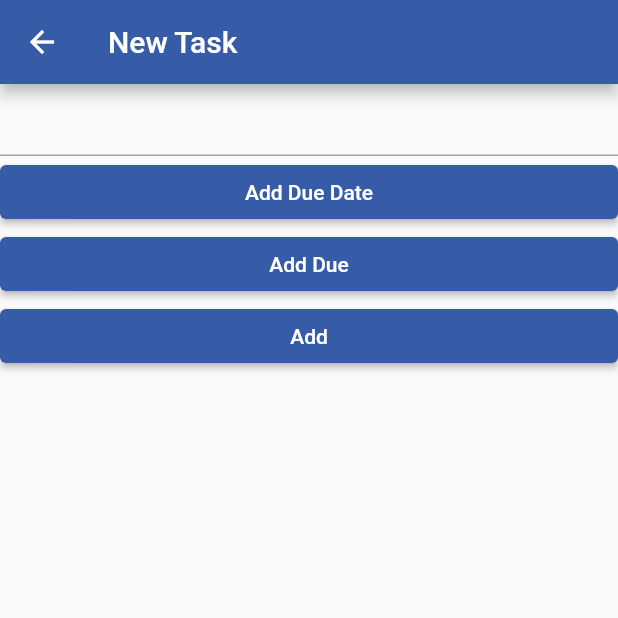
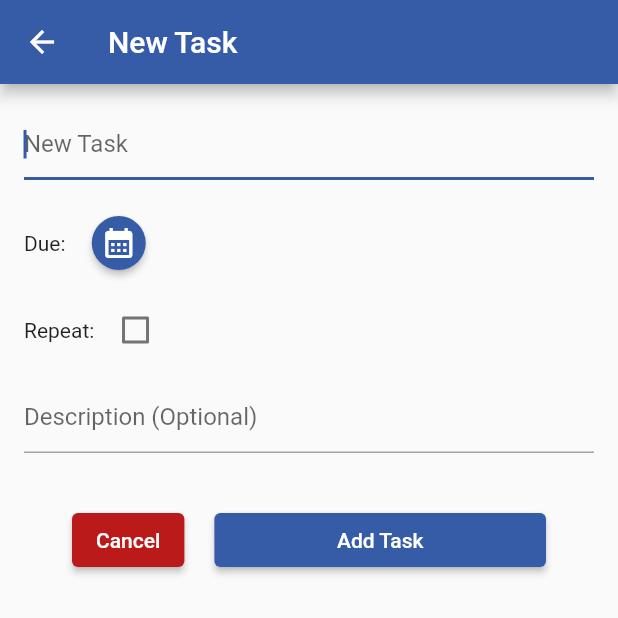
Before and after one commit to qzakwani/todoem_android, a Flutter app: the AddTask screen opened directly, on a phone screen of 412 x 824 dp, the top half of it. Run offline on Flutter 3.47's test engine with Material 2 defaults, Android fonts, the phone set to English and light mode, and no system bars; our stand-ins replace bloc, equatable, firebase_auth, firebase_core, flutter_bloc, gap and 2 more; accounts and stored records are empty.

Commit message:
Done formating new task

```diff
--- a/lib/features/todo/pages/add_task.dart
+++ b/lib/features/todo/pages/add_task.dart
@@ -1,7 +1,8 @@
-// ignore_for_file: unused_element
+// ignore_for_file: unused_element, depend_on_referenced_packages
 
 import 'package:flutter/material.dart';
-import 'package:flutter_datetime_picker/flutter_datetime_picker.dart';
+import 'package:todoem/core/layout.dart';
+import 'package:intl/intl.dart' show DateFormat;
 
 class AddTask extends StatelessWidget {
   const AddTask({super.key});
@@ -10,7 +11,10 @@ class AddTask extends StatelessWidget {
   Widget build(BuildContext context) {
     return SafeArea(
       child: Scaffold(
-        appBar: AppBar(title: const Text('New Task')),
+        appBar: AppBar(
+          title: const Text('New Task'),
+          actions: [TextButton(onPressed: () {}, child: const Text('Done'))],
+        ),
         body: const _TaskForm(),
       ),
     );
@@ -26,14 +30,37 @@ class _TaskForm extends StatefulWidget {
 
 class _TaskFormState extends State<_TaskForm> {
   final _formKey = GlobalKey<FormState>();
+  DateTime? due;
+  TextDirection? txtDir;
+  TextDirection? txtDirDes;
+  bool isRepeat = false;
+  String repeatTime = 'daily';
+
+  TextDirection _changeDir(String value) =>
+      RegExp(r'[\u0600-\u06FF]', unicode: true).hasMatch(value)
+          ? TextDirection.rtl
+          : TextDirection.ltr;
 
   @override
   Widget build(BuildContext context) {
-    return Form(
+    return Padding(
+      padding: const EdgeInsets.all(16.0),
+      child: Form(
           key: _formKey,
           child: ListView(
             children: [
               TextFormField(
+                onChanged: (value) {
+                  if (_changeDir(value) != txtDir) {
+                    setState(() {
+                      txtDir = _changeDir(value);
+                    });
+                  }
+                },
+                textDirection: txtDir,
+                decoration: const InputDecoration(hintText: 'New Task'),
+                autofocus: true,
+                maxLines: null,
                 validator: (value) {
                   if (value == null || value.isEmpty) {
                     return 'Please enter your task!';
@@ -41,25 +68,134 @@ class _TaskFormState extends State<_TaskForm> {
                   return null;
                 },
               ),
+              Layout.gap(18.0),
+              Row(
+                children: [
+                  const Text('Due: '),
+                  Visibility(
+                      visible: due != null,
+                      child: Row(
+                        children: [
+                          Text(due != null ? due!.formatIt : ''),
                           ElevatedButton(
-                onPressed: (() {
-                  DatePicker.showDateTimePicker(context,
-                      showTitleActions: true,
-                      minTime: DateTime.now(),
-                      currentTime: DateTime.now(),
-                      onConfirm: (time) => print(time));
-                }),
-                child: const Text('Add Due Date')),
+                              style: ElevatedButton.styleFrom(
+                                  shape: const CircleBorder(),
+                                  backgroundColor:
+                                      Theme.of(context).colorScheme.error),
+                              onPressed: () {
+                                setState(() {
+                                  due = null;
+                                });
+                              },
+                              child: Icon(
+                                Icons.close,
+                                color: Theme.of(context).colorScheme.onError,
+                              ))
+                        ],
+                      )),
                   ElevatedButton(
-                onPressed: () async {
-                  print(await showDatePicker(
+                      style:
+                          ElevatedButton.styleFrom(shape: const CircleBorder()),
+                      onPressed: (() async {
+                        var date = await showDatePicker(
                             context: context,
                             initialDate: DateTime.now(),
                             firstDate: DateTime.now(),
-                      lastDate: DateTime(2044)));
+                            lastDate: DateTime(2999));
+                        if (date != null) {
+                          var time = await showTimePicker(
+                              context: context, initialTime: TimeOfDay.now());
+                          if (time != null) {
+                            setState(() {
+                              due = DateTime(date.year, date.month, date.day,
+                                  time.hour, time.minute);
+                            });
+                          }
+                        }
+                      }),
+                      child: const Icon(Icons.calendar_month)),
+                ],
+              ),
+              Layout.gap(10.0),
+              Row(
+                children: [
+                  const Text('Repeat: '),
+                  Checkbox(
+                      value: isRepeat,
+                      onChanged: (v) {
+                        if (v != null) {
+                          setState(() {
+                            isRepeat = v;
+                          });
+                        }
+                      }),
+                  Visibility(
+                      visible: isRepeat,
+                      child: Expanded(
+                        child: DropdownButtonFormField(
+                          value: repeatTime,
+                          items: const [
+                            DropdownMenuItem<String>(
+                              value: 'daily',
+                              child: Text('Daily'),
+                            ),
+                            DropdownMenuItem<String>(
+                              value: 'weekly',
+                              child: Text('Weekly'),
+                            ),
+                            DropdownMenuItem<String>(
+                              value: 'Monthly',
+                              child: Text('monthly'),
+                            ),
+                            DropdownMenuItem<String>(
+                              value: 'annually',
+                              child: Text('Annually'),
+                            )
+                          ],
+                          onChanged: ((value) {
+                            if (value != null) {
+                              setState(() {
+                                repeatTime = value;
+                              });
+                            }
+                          }),
+                        ),
+                      )),
+                ],
+              ),
+              Layout.gap(10.0),
+              TextFormField(
+                textDirection: txtDirDes,
+                decoration:
+                    const InputDecoration(hintText: 'Description (Optional)'),
+                maxLines: null,
+                onChanged: (value) {
+                  if (_changeDir(value) != txtDir) {
+                    setState(() {
+                      txtDirDes = _changeDir(value);
+                    });
+                  }
                 },
-                child: const Text('Add Due')),
+              ),
+              Layout.gap(18.0),
+              Padding(
+                padding: const EdgeInsets.symmetric(
+                    vertical: 16.0, horizontal: 32.0),
+                child: Row(
+                  children: [
                     ElevatedButton(
+                        style: ButtonStyle(
+                            backgroundColor: MaterialStatePropertyAll(
+                                Theme.of(context).colorScheme.error),
+                            foregroundColor: MaterialStatePropertyAll(
+                                Theme.of(context).colorScheme.onError)),
+                        onPressed: () {
+                          Navigator.pop(context);
+                        },
+                        child: const Text('Cancel')),
+                    Layout.gap(20.0),
+                    Expanded(
+                      child: ElevatedButton(
                         onPressed: () {
                           if (_formKey.currentState!.validate()) {
                             ScaffoldMessenger.of(context).showSnackBar(
@@ -67,9 +203,18 @@ class _TaskFormState extends State<_TaskForm> {
                             );
                           }
                         },
-              child: const Text('Add'),
+                        child: const Text('Add Task'),
+                      ),
                     ),
                   ],
-        ));
+                ),
+              ),
+            ],
+          )),
+    );
   }
 }
+
+extension TimeLeft on DateTime {
+  String get formatIt => DateFormat('LLL d, y @').add_jm().format(this);
+}
```
Also changed, not shown: pubspec.yaml (+2 -6 lines), pubspec.lock. Lines whose indentation alone changed are shown as unchanged.
